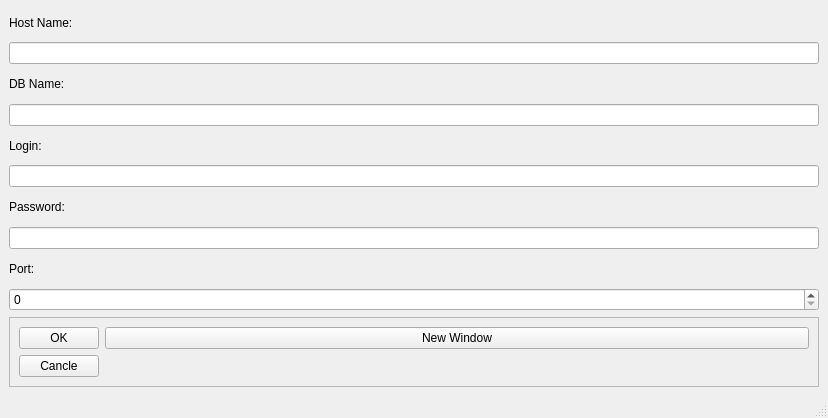
This is qt/qt_designer/task1/mainwindow.ui in ArkadiyAbramovich/Homeworks as Qt 5 draws it before an edit. The edited form follows.
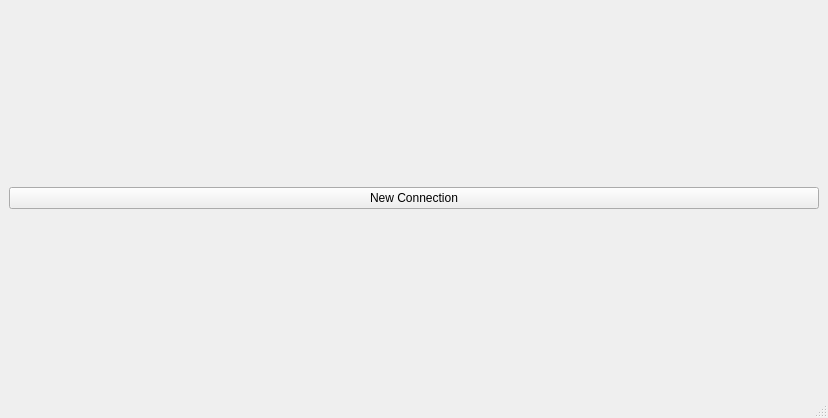
This is the edited form.

Patch:
```diff
--- a/qt/qt_designer/task1/mainwindow.ui
+++ b/qt/qt_designer/task1/mainwindow.ui
@@ -14,103 +14,12 @@
    <string>MainWindow</string>
   </property>
   <widget class="QWidget" name="centralwidget">
-   <layout class="QGridLayout" name="gridLayout_2">
-    <item row="0" column="0">
-     <widget class="QLabel" name="label">
+   <layout class="QVBoxLayout" name="verticalLayout">
+    <item>
+     <widget class="QPushButton" name="pushButton">
       <property name="text">
-       <string>Host Name:</string>
+       <string>New Connection</string>
       </property>
-      <property name="scaledContents">
-       <bool>false</bool>
-      </property>
-     </widget>
-    </item>
-    <item row="1" column="0">
-     <widget class="QLineEdit" name="lineEdit">
-      <property name="maxLength">
-       <number>30</number>
-      </property>
-     </widget>
-    </item>
-    <item row="2" column="0">
-     <widget class="QLabel" name="label_2">
-      <property name="text">
-       <string>DB Name:</string>
-      </property>
-     </widget>
-    </item>
-    <item row="3" column="0">
-     <widget class="QLineEdit" name="lineEdit_2"/>
-    </item>
-    <item row="4" column="0">
-     <widget class="QLabel" name="label_3">
-      <property name="text">
-       <string>Login:</string>
-      </property>
-     </widget>
-    </item>
-    <item row="5" column="0">
-     <widget class="QLineEdit" name="lineEdit_3"/>
-    </item>
-    <item row="6" column="0">
-     <widget class="QLabel" name="label_4">
-      <property name="text">
-       <string>Password:</string>
-      </property>
-     </widget>
-    </item>
-    <item row="7" column="0">
-     <widget class="QLineEdit" name="lineEdit_4"/>
-    </item>
-    <item row="8" column="0">
-     <widget class="QLabel" name="label_5">
-      <property name="text">
-       <string>Port:</string>
-      </property>
-     </widget>
-    </item>
-    <item row="9" column="0">
-     <widget class="QSpinBox" name="spinBox"/>
-    </item>
-    <item row="10" column="0">
-     <widget class="QFrame" name="frame">
-      <property name="frameShape">
-       <enum>QFrame::StyledPanel</enum>
-      </property>
-      <property name="frameShadow">
-       <enum>QFrame::Raised</enum>
-      </property>
-      <layout class="QFormLayout" name="formLayout">
-       <item row="0" column="0">
-        <layout class="QHBoxLayout" name="horizontalLayout_2">
-         <item>
-          <widget class="QPushButton" name="pushButton">
-           <property name="text">
-            <string>OK</string>
-           </property>
-          </widget>
-         </item>
-        </layout>
-       </item>
-       <item row="1" column="0">
-        <layout class="QHBoxLayout" name="horizontalLayout">
-         <item>
-          <widget class="QPushButton" name="pushButton_2">
-           <property name="text">
-            <string>Cancle</string>
-           </property>
-          </widget>
-         </item>
-        </layout>
-       </item>
-       <item row="0" column="1">
-        <widget class="QPushButton" name="pushButton_3">
-         <property name="text">
-          <string>New Window</string>
-         </property>
-        </widget>
-       </item>
-      </layout>
      </widget>
     </item>
    </layout>
```
